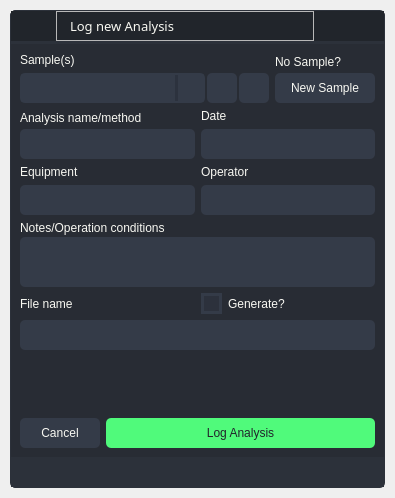
AIR-G-UFOP/Saturn-SampleLog, file src/app/ui/qt/analysiswindow.ui: the form before one commit.
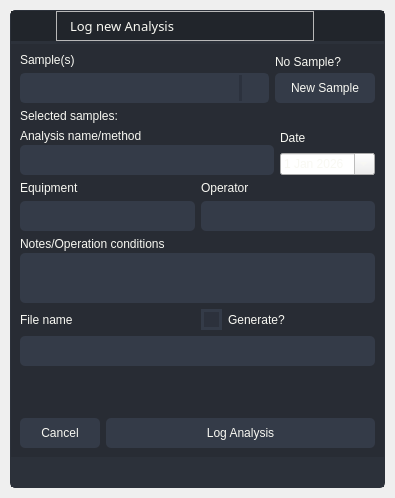
The form after the commit. Icons and pictures are not drawn.

Patch:
```diff
--- a/src/app/ui/qt/analysiswindow.ui
+++ b/src/app/ui/qt/analysiswindow.ui
@@ -600,58 +600,6 @@
                         </property>
                        </widget>
                       </item>
-                      <item>
-                       <widget class="QPushButton" name="add">
-                        <property name="minimumSize">
-                         <size>
-                          <width>30</width>
-                          <height>30</height>
-                         </size>
-                        </property>
-                        <property name="maximumSize">
-                         <size>
-                          <width>30</width>
-                          <height>30</height>
-                         </size>
-                        </property>
-                        <property name="cursor">
-                         <cursorShape>PointingHandCursor</cursorShape>
-                        </property>
-                        <property name="text">
-                         <string/>
-                        </property>
-                        <property name="icon">
-                         <iconset resource="../resources/resources.qrc">
-                          <normaloff>:/icons/icons/cil-add.png</normaloff>:/icons/icons/cil-add.png</iconset>
-                        </property>
-                       </widget>
-                      </item>
-                      <item>
-                       <widget class="QPushButton" name="remove">
-                        <property name="minimumSize">
-                         <size>
-                          <width>30</width>
-                          <height>30</height>
-                         </size>
-                        </property>
-                        <property name="maximumSize">
-                         <size>
-                          <width>30</width>
-                          <height>30</height>
-                         </size>
-                        </property>
-                        <property name="cursor">
-                         <cursorShape>PointingHandCursor</cursorShape>
-                        </property>
-                        <property name="text">
-                         <string/>
-                        </property>
-                        <property name="icon">
-                         <iconset resource="../resources/resources.qrc">
-                          <normaloff>:/icons/icons/cil-remove-.png</normaloff>:/icons/icons/cil-remove-.png</iconset>
-                        </property>
-                       </widget>
-                      </item>
                      </layout>
                     </item>
                    </layout>
@@ -706,6 +654,13 @@
                   </item>
                  </layout>
                 </item>
+                <item>
+                 <widget class="QLabel" name="label_6">
+                  <property name="text">
+                   <string>Selected samples:</string>
+                  </property>
+                 </widget>
+                </item>
                 <item>
                  <layout class="QHBoxLayout" name="horizontalLayout_9">
                   <item>
@@ -748,12 +703,26 @@
                      </widget>
                     </item>
                     <item>
-                     <widget class="QLineEdit" name="date">
-                      <property name="minimumSize">
-                       <size>
-                        <width>0</width>
-                        <height>30</height>
-                       </size>
+                     <widget class="QDateEdit" name="date">
+                      <property name="dateTime">
+                       <datetime>
+                        <hour>0</hour>
+                        <minute>0</minute>
+                        <second>0</second>
+                        <year>2026</year>
+                        <month>1</month>
+                        <day>1</day>
+                       </datetime>
+                      </property>
+                      <property name="minimumDate">
+                       <date>
+                        <year>2026</year>
+                        <month>1</month>
+                        <day>1</day>
+                       </date>
+                      </property>
+                      <property name="calendarPopup">
+                       <bool>true</bool>
                       </property>
                      </widget>
                     </item>
@@ -919,7 +888,7 @@
                    </widget>
                   </item>
                   <item>
-                   <widget class="QPushButton" name="btn_loguser">
+                   <widget class="QPushButton" name="btn_logAnalysis">
                     <property name="minimumSize">
                      <size>
                       <width>0</width>
```
